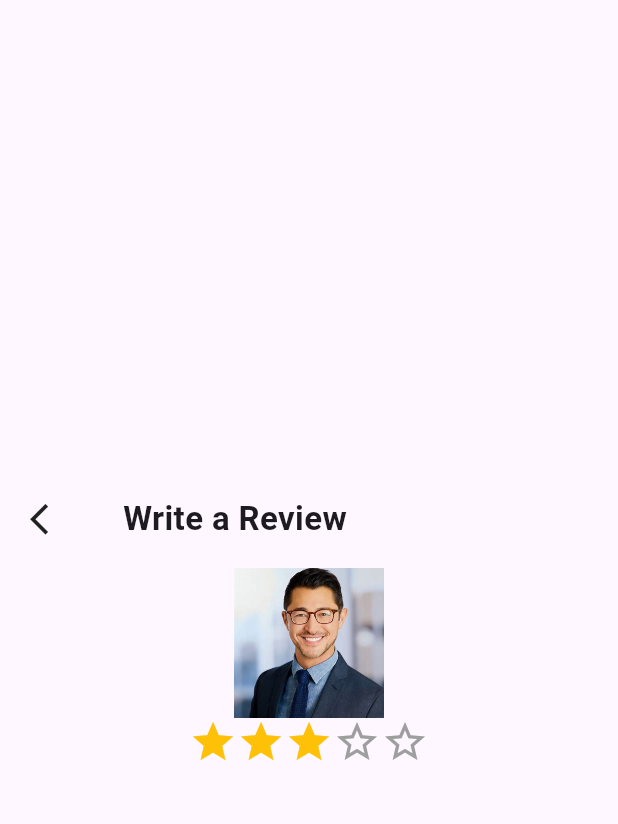
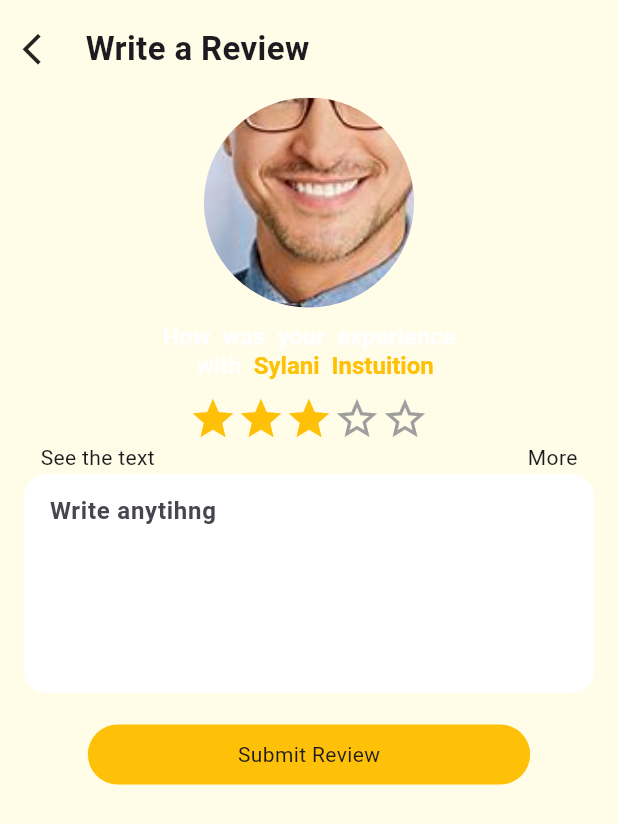
Before and after one commit to attaurrehmanhaji/table-generator-app, a Flutter app: the screen it shows after launch, after a tap on "Give review", on a phone screen of 412 x 824 dp. Shown: the top 824 px of the screen. Run offline on Flutter 3.47's test engine with Material 3 defaults, Android fonts, the phone set to English and light mode, and no system bars; drawn by our look-alikes of custom_rating_bar.

Commit message:
review screen

```diff
--- a/lib/main.dart
+++ b/lib/main.dart
@@ -79,6 +79,11 @@ class _MyHomePageState extends State<MyHomePage> {
       body: Center(
         child: Row(
           children: <Widget>[
+            Container(
+              decoration: BoxDecoration(color: Colors.red),
+              child: Row(
+                mainAxisAlignment: MainAxisAlignment.start,
+                children: [
                   GestureDetector(
                     onTap: () {
                       print("Clicked on container: ");
@@ -96,6 +101,9 @@ class _MyHomePageState extends State<MyHomePage> {
                       child: Center(
                         child: Text('Give review'),
                       ),
+                    ),
+                  ),
+                ],
               ),
             ),
             Expanded(
--- a/lib/screens/review_screen.dart
+++ b/lib/screens/review_screen.dart
@@ -9,9 +9,12 @@ class ReviewScreen extends StatelessWidget {
   @override
   Widget build(BuildContext context) {
     return Scaffold(
+      backgroundColor: Colors.yellow.shade50,
       body: Center(
-          child: Column(
-        mainAxisAlignment: MainAxisAlignment.center,
+          child: Padding(
+        padding: const EdgeInsets.only(right: 15, left: 15),
+        child: ListView(
+          // mainAxisAlignment: MainAxisAlignment.start,
           children: [
             Row(
               mainAxisAlignment: MainAxisAlignment.start,
@@ -21,7 +24,7 @@ class ReviewScreen extends StatelessWidget {
                     Navigator.pop(context);
                   },
                   child: Container(
-                  padding: EdgeInsets.all(20),
+                    // padding: EdgeInsets.only(left: 10),
                     child: Icon(
                       Icons.arrow_back_ios,
                       size: 25,
@@ -30,32 +33,104 @@ class ReviewScreen extends StatelessWidget {
                 ),
                 Container(
                     padding: EdgeInsets.all(17),
-                  child: Text(
+                    child: const Text(
                       'Write a Review',
-                    style: TextStyle(fontWeight: FontWeight.bold, fontSize: 22),
+                      style:
+                          TextStyle(fontWeight: FontWeight.bold, fontSize: 22),
                     )),
               ],
             ),
-          Container(
-              height: 100,
-              width: 100,
-              child: Image(image: AssetImage("assets/download.jpeg"))),
-          // ClipRRect(
-          // backgroundImage: AssetImage('assets\download.jpeg'),
-          // ),
+            const CircleAvatar(
+              radius: 70,
+              // backgroundColor: Colors.amber,
+              backgroundImage: AssetImage('assets/download.jpeg'),
+            ),
             Row(
               mainAxisAlignment: MainAxisAlignment.center,
               children: [
-              RatingBar(
+                Container(
+                  margin: EdgeInsets.only(top: 10),
+                  child: RichText(
+                    textAlign: TextAlign.center,
+                    text: const TextSpan(
+                      text: 'How was your experience\n with ',
+                      style: TextStyle(
+                          fontSize: 16,
+                          wordSpacing: 4,
+                          fontWeight: FontWeight.w600),
+                      children: [
+                        TextSpan(
+                          text: 'Sylani Instuition',
+                          style: TextStyle(
+                            color: Colors.amber,
+                            fontWeight: FontWeight.bold,
+                          ),
+                        ),
+                      ],
+                    ),
+                  ),
+                ),
+              ],
+            ),
+            Row(
+              mainAxisAlignment: MainAxisAlignment.center,
+              children: [
+                Container(
+                  margin: EdgeInsets.only(top: 10),
+                  child: RatingBar(
+                    // itemPadding: EdgeInsets.symmetric(horizontal: 5.0),
                     filledIcon: Icons.star,
                     emptyIcon: Icons.star_border,
                     onRatingChanged: (value) => debugPrint('$value'),
                     initialRating: 3,
                     maxRating: 5,
                   ),
+                ),
               ],
+            ),
+            Padding(
+              padding: const EdgeInsets.only(left: 12.0, right: 12),
+              child: Row(
+                mainAxisAlignment: MainAxisAlignment.spaceBetween,
+                children: [
+                  Text("See the text"),
+                  Text("More"),
+                ],
+              ),
+            ),
+            Padding(
+              padding: const EdgeInsets.all(1.0),
+              child: TextField(
+                maxLines: 5,
+                decoration: InputDecoration(
+                  contentPadding: EdgeInsets.all(13),
+                  border: OutlineInputBorder(
+                    borderRadius: BorderRadius.circular(15.0),
+                    borderSide: BorderSide.none,
+                  ),
+                  hintText: "Write anytihng",
+                  hintStyle: TextStyle(fontWeight: FontWeight.bold),
+                  filled: true,
+                  fillColor: Colors.white,
+                ),
+              ),
+            ),
+            Row(
+              mainAxisAlignment: MainAxisAlignment.center,
+              children: [
+                Container(
+                  margin: EdgeInsets.only(top: 20),
+                  padding: EdgeInsets.only(
+                      left: 100, right: 100, top: 10, bottom: 10),
+                  decoration: BoxDecoration(
+                      color: Colors.amber,
+                      borderRadius: BorderRadius.circular(20)),
+                  child: Text("Submit Review"),
                 )
               ],
+            ),
+          ],
+        ),
       )),
     );
   }
```
Also changed, not shown: 1 other file. Lines whose indentation alone changed are shown as unchanged.
